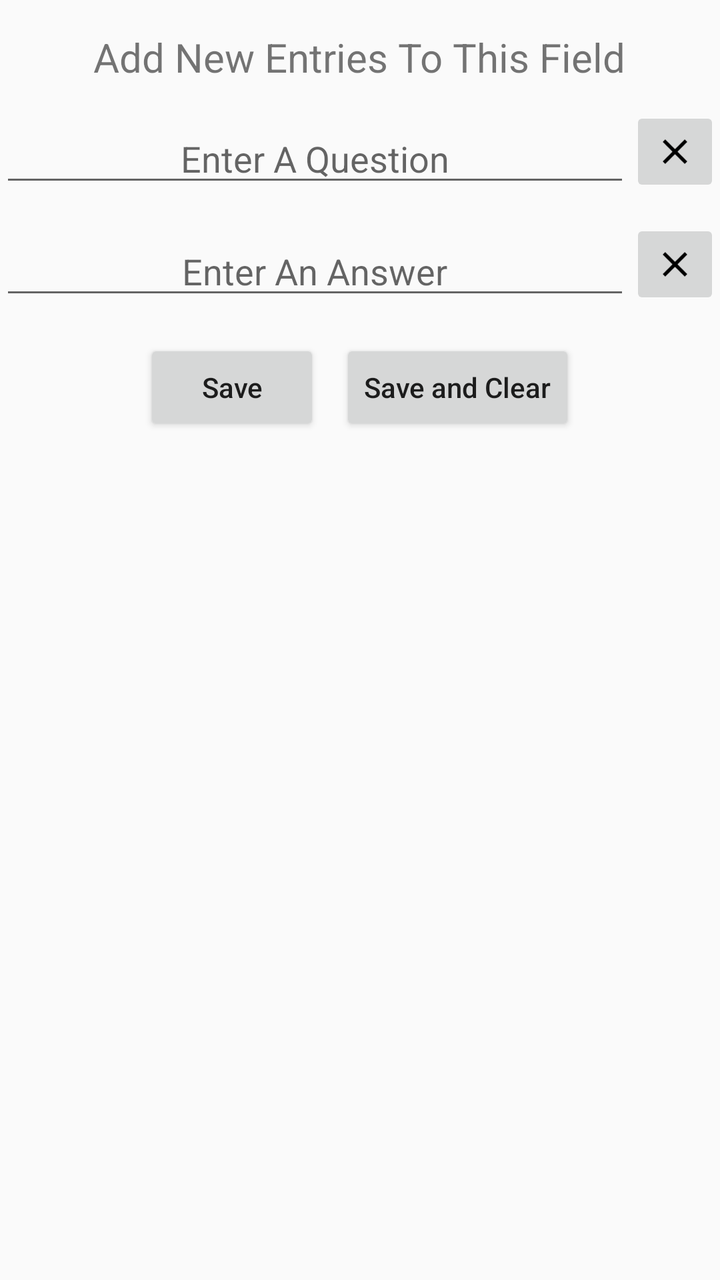
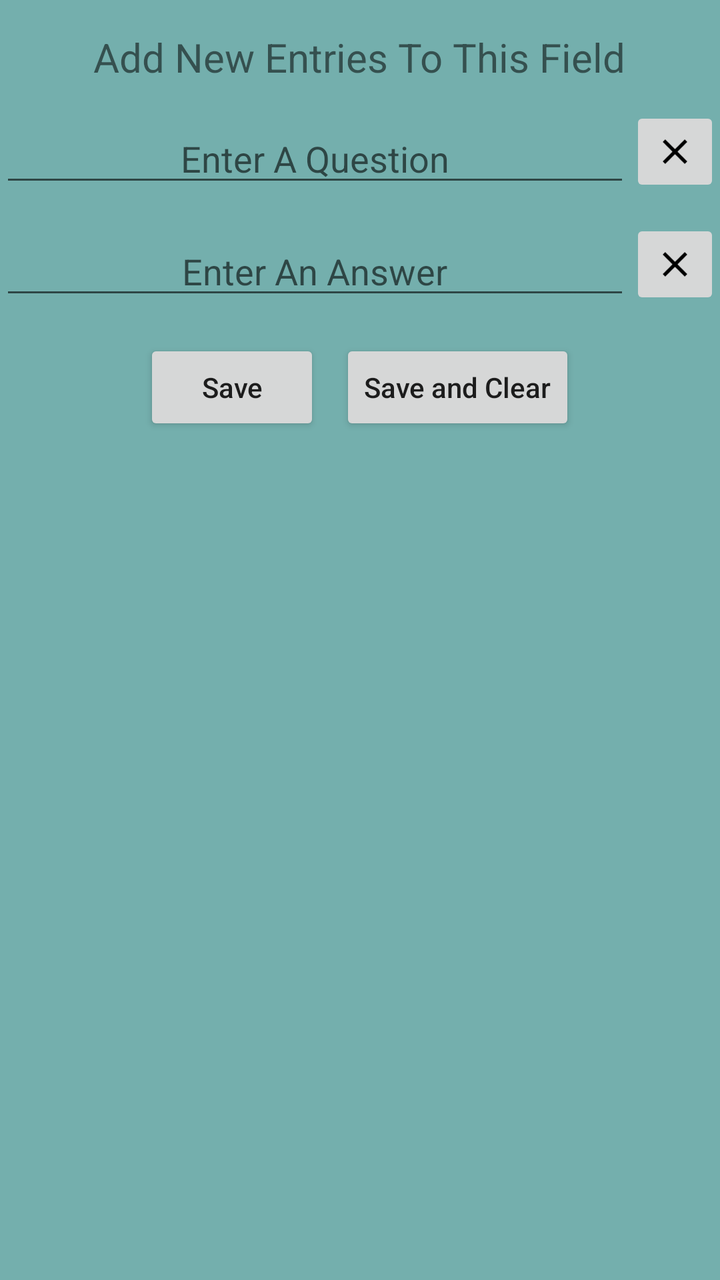

Compare the two renders of this Android layout. The source of the first and the diff that turns it into the second are given below.
<!-- AndroidManifest.xml: application theme AppTheme -->
<!-- res/layout/add_entry_fragment.xml -->
<?xml version="1.0" encoding="utf-8"?>
<LinearLayout xmlns:android="http://schemas.android.com/apk/res/android"
    android:orientation="vertical" android:layout_width="match_parent"
    android:layout_height="match_parent">
    <ScrollView
        android:layout_width="match_parent"
        android:layout_height="match_parent"
        android:layout_weight="1">

        <LinearLayout
            android:layout_width="match_parent"
            android:layout_height="wrap_content"
            android:orientation="vertical">

            <TextView
                android:layout_width="wrap_content"
                android:layout_height="wrap_content"
                android:layout_gravity="center"
                android:layout_marginTop="15dp"
                android:text="@string/add_new_entryies"
                android:textSize="20sp" />

            <LinearLayout
                android:layout_width="match_parent"
                android:layout_height="wrap_content"
                android:orientation="horizontal">

                <EditText
                    android:id="@+id/enter_question"
                    android:layout_width="wrap_content"
                    android:layout_height="wrap_content"
                    android:layout_marginTop="15dp"
                    android:layout_weight="1"
                    android:gravity="center"
                    android:hint="@string/enter_a_question"
                    android:imeOptions="flagNoExtractUi"/>

                <ImageButton
                    android:id="@+id/clear_question"
                    android:layout_width="45dp"
                    android:layout_height="45dp"
                    android:layout_gravity="bottom"
                    android:layout_weight="0"
                    android:scaleType="centerInside"
                    android:src="@drawable/ic_clear_black_24dp" />
            </LinearLayout>

            <LinearLayout
                android:layout_width="match_parent"
                android:layout_height="wrap_content"
                android:orientation="horizontal">

                <EditText
                    android:id="@+id/enter_answer"
                    android:layout_width="wrap_content"
                    android:layout_height="wrap_content"
                    android:layout_marginTop="15dp"
                    android:layout_weight="1"
                    android:gravity="center"
                    android:hint="@string/enter_an_answer"
                    android:imeOptions="flagNoExtractUi"/>

                <ImageButton
                    android:id="@+id/clear_answer"
                    android:layout_width="45dp"
                    android:layout_height="45dp"
                    android:layout_weight="0"
                    android:layout_gravity="bottom"
                    android:scaleType="centerInside"
                    android:src="@drawable/ic_clear_black_24dp" />
            </LinearLayout>

            <LinearLayout
                android:layout_width="wrap_content"
                android:layout_height="wrap_content"
                android:layout_gravity="center"
                android:layout_marginTop="15dp"
                android:orientation="horizontal">

                <Button
                    android:id="@+id/save_entry"
                    android:layout_width="wrap_content"
                    android:layout_height="wrap_content"
                    android:layout_marginRight="10dp"
                    android:text="@string/save"
                    android:textAllCaps="false" />

                <Button
                    android:id="@+id/save_entry_and_clear_fields"
                    android:layout_width="wrap_content"
                    android:layout_height="wrap_content"
                    android:text="@string/save_and_clear"
                    android:textAllCaps="false" />

            </LinearLayout>
            <LinearLayout
                android:id="@+id/show_entries_button_container"
                android:layout_width="wrap_content"
                android:layout_height="wrap_content"
                android:orientation="horizontal"
                android:gravity="center"
                android:layout_gravity="center"/>
            

        </LinearLayout>
    </ScrollView>

</LinearLayout>
<!-- resources referenced by this layout -->
<resources>
  <!-- drawable ic_clear_black_24dp: png bitmap (drawable, 164 bytes) -->
  <string name="add_new_entryies">Add New Entries To This Field</string>
  <string name="enter_a_question">Enter A Question</string>
  <string name="enter_an_answer">Enter An Answer</string>
  <string name="save">Save</string>
  <string name="save_and_clear">Save and Clear</string>
  <style name="AppTheme" parent="MyTheme.Base">
      </style>
  <style name="MyTheme.Base" parent="Theme.AppCompat.Light.DarkActionBar">
          <item name="windowNoTitle">true</item>
          <item name="windowActionBar">false</item>
          <item name="colorPrimary">#2196F3</item>
          <item name="colorPrimaryDark">#1976D2</item>
          <item name="colorAccent">#FF4081</item>
      </style>
</resources>

<!-- the commit's change to res/layout/add_entry_fragment.xml (unified diff, before → after) -->
@@ -1,7 +1,8 @@
 <?xml version="1.0" encoding="utf-8"?>
 <LinearLayout xmlns:android="http://schemas.android.com/apk/res/android"
     android:orientation="vertical" android:layout_width="match_parent"
-    android:layout_height="match_parent">
+    android:layout_height="match_parent"
+    android:background="#74AFAD">
     <ScrollView
         android:layout_width="match_parent"
         android:layout_height="match_parent"
